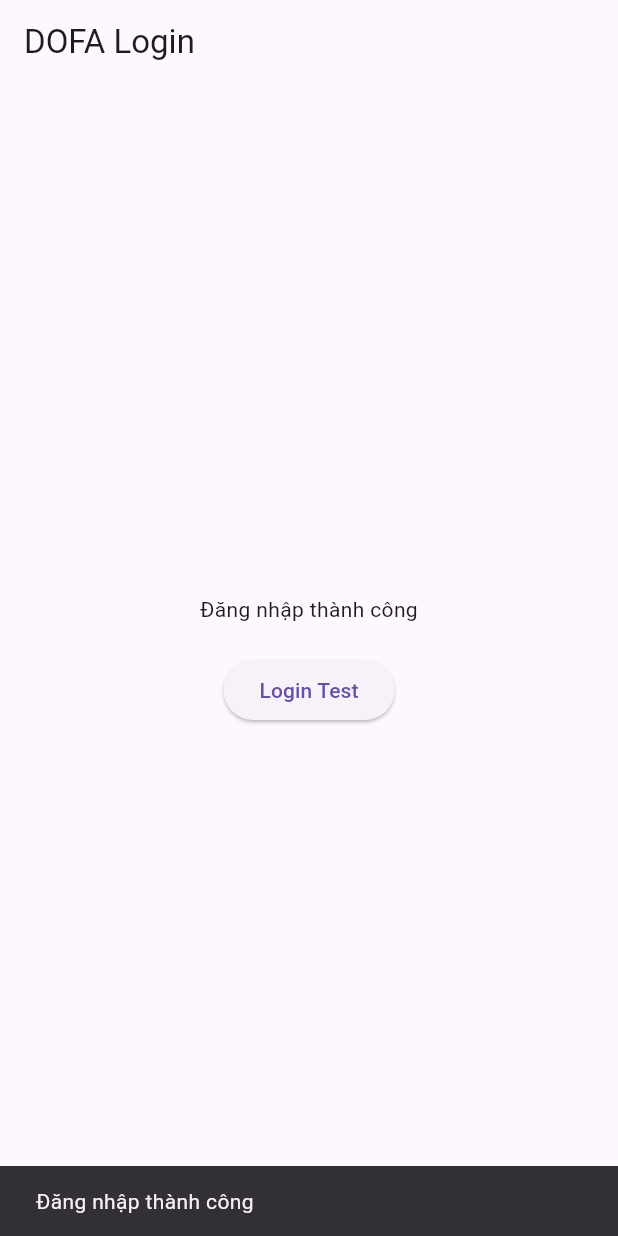
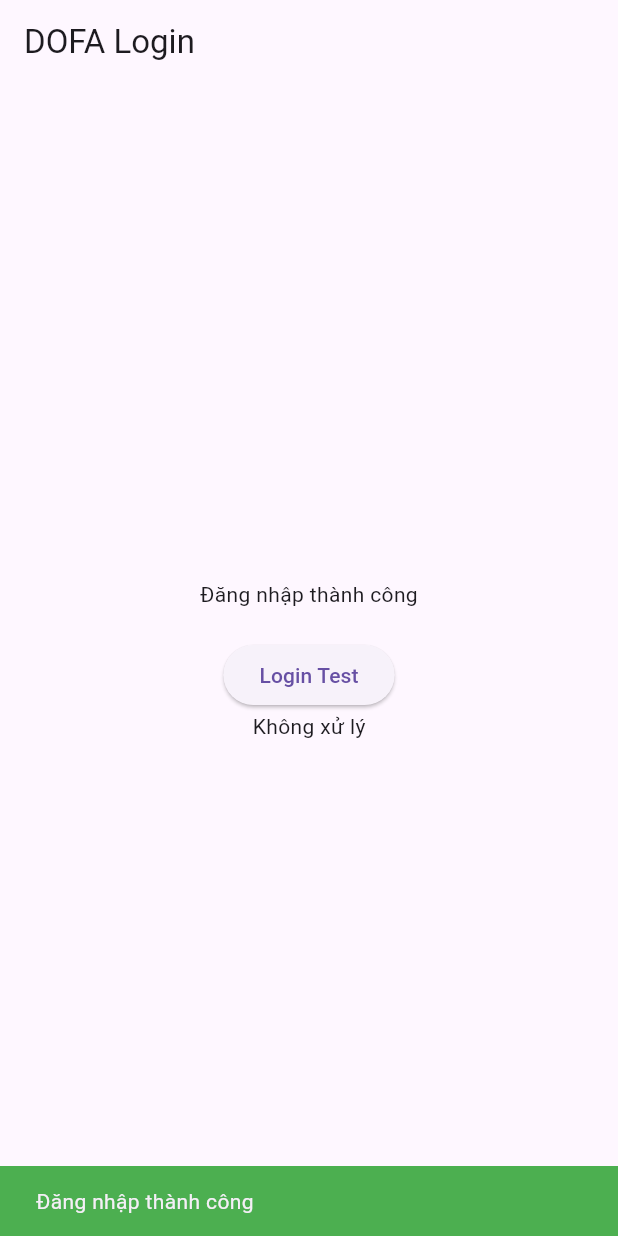
Before and after one commit to hoanglcnn-oss/AFOD_Librio_Mobile, a Flutter app: the screen it shows after launch, after a tap on "Login Test", on a phone screen of 412 x 824 dp. Run offline on Flutter 3.47's test engine with Material 3 defaults, Android fonts, the phone set to English and light mode, and no system bars; our stand-ins replace equatable, flutter_bloc.

Commit message:
feat: implement login screen UI with BLoC state management and event handling

```diff
--- a/week34_project/lib/features/auth/presentation/login_screen.dart
+++ b/week34_project/lib/features/auth/presentation/login_screen.dart
@@ -12,19 +12,33 @@ class LoginScreen extends StatelessWidget {
   Widget build(BuildContext context) {
     return Scaffold(
       appBar: AppBar(title: const Text('DOFA Login')),
-      body: BlocListener<AuthBloc, AuthState>(
+      body: Center(
+        child: Column(
+          mainAxisAlignment: MainAxisAlignment.center,
+          children: [
+            BlocConsumer<AuthBloc, AuthState>(
               listener: (context, state) {
                 if (state is AuthSuccess) {
                   // Hiện SnackBar với nội dung state.message.
-            ScaffoldMessenger.of(context)
-                .showSnackBar(SnackBar(content: Text(state.message)));
+                  ScaffoldMessenger.of(context).showSnackBar(
+                    SnackBar(
+                      content: Text(state.message),
+                      backgroundColor: Colors.green,
+                    ),
+                  );
+                }
+
+                if (state is AuthFailure) {
+                  // Hiện SnackBar với nội dung state.message.
+                  ScaffoldMessenger.of(context).showSnackBar(
+                    SnackBar(
+                      content: Text(state.message),
+                      backgroundColor: Colors.red,
+                    ),
+                  );
                 }
               },
-        child: Center(
-          child: Column(
-            mainAxisAlignment: MainAxisAlignment.center,
-            children: [
-              BlocBuilder<AuthBloc, AuthState>(
+
               builder: (context, state) {
                 if (state is AuthLoading) {
                   return const CircularProgressIndicator();
@@ -55,10 +69,30 @@ class LoginScreen extends StatelessWidget {
               },
               child: const Text('Login Test'),
             ),
+
+            LoadingStatus(),
           ],
-          ),
         ),
       ),
     );
   }
 }
+
+class LoadingStatus extends StatelessWidget {
+  const LoadingStatus({super.key});
+
+  @override
+  Widget build(BuildContext context) {
+    // Dùng context.select<AuthBloc, bool>
+    // để lấy isLoading từ bloc.state.
+    final isLoading = context.select<AuthBloc, bool>(
+      (bloc) => bloc.state is AuthLoading,
+    );
+
+    if (isLoading) {
+      return const Text('Đang xử lý...');
+    }
+
+    return const Text('Không xử lý');
+  }
+}
```
Lines whose indentation alone changed are shown as unchanged.
